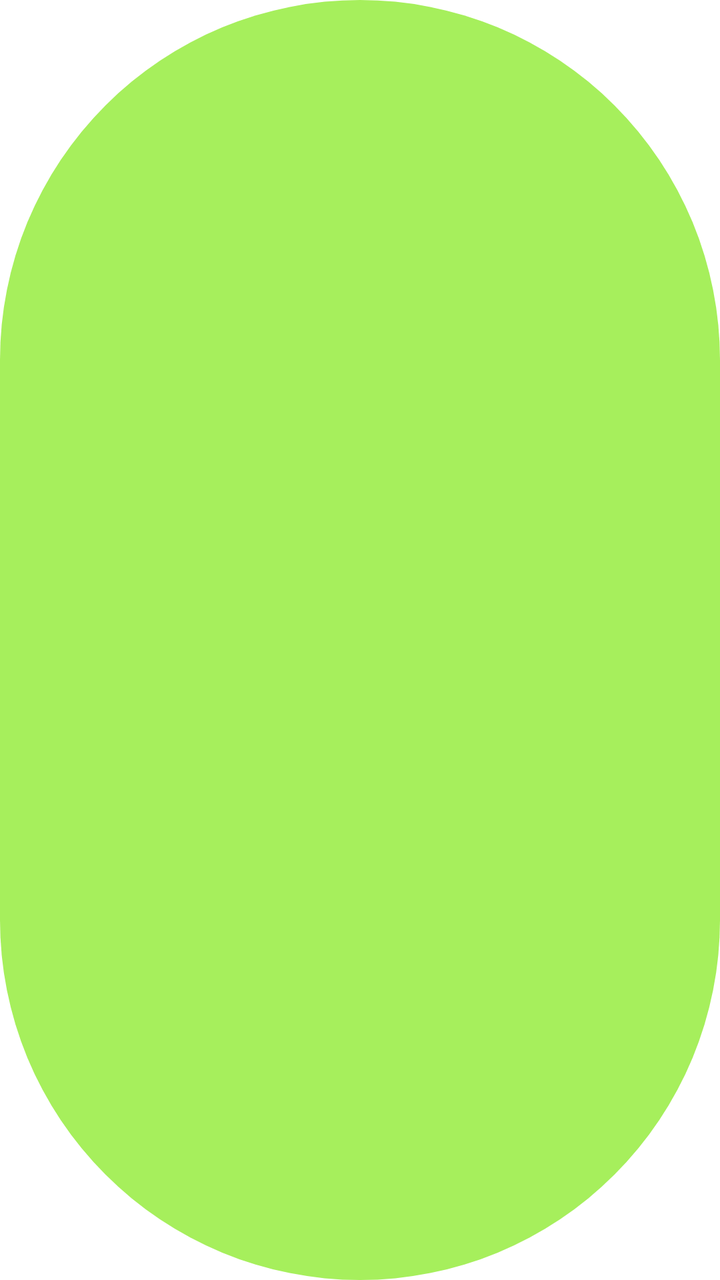
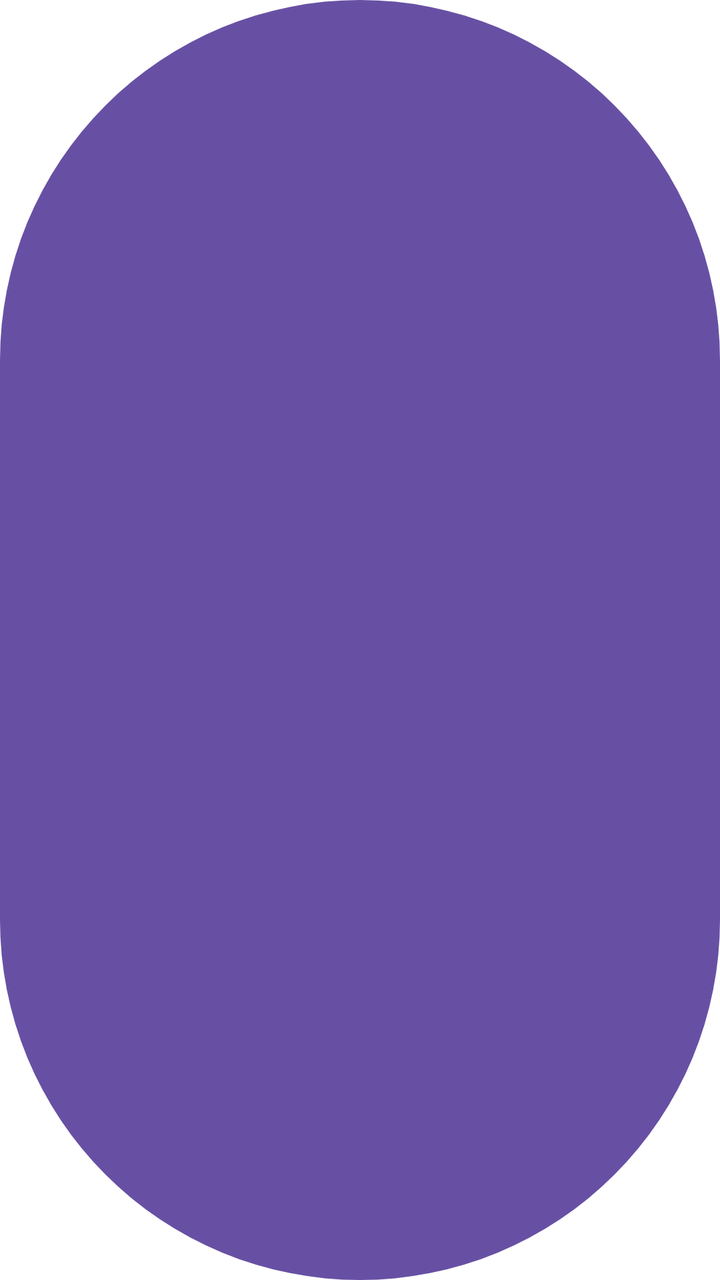

Two renders of the same Android screen: before a commit and after it. Below are the layout's source before the change and the commit's diff.
<!-- AndroidManifest.xml: fallback theme Theme.MaterialComponents.DayNight.NoActionBar -->
<!-- res/layout/wr_button.xml -->
<?xml version="1.0" encoding="utf-8"?>
<TextView xmlns:android="http://schemas.android.com/apk/res/android"
  android:id="@+id/wr_button"
  android:layout_width="wrap_content"
  android:layout_height="wrap_content"
  android:background="@drawable/wr_button_bg"
  android:maxLines="1"
  android:paddingHorizontal="14dp"
  android:paddingVertical="6dp"
  android:textColor="#070C09"
  android:textSize="13sp"
  android:textStyle="bold" />
<!-- resources referenced by this layout -->
<resources>
  <!-- drawable wr_button_bg (drawable) -->
  <?xml version="1.0" encoding="utf-8"?>
  <shape xmlns:android="http://schemas.android.com/apk/res/android" android:shape="rectangle">
    <solid android:color="#A6EF5C" />
    <corners android:radius="999dp" />
  </shape>
</resources>

<!-- the commit's change to res/layout/wr_button.xml (unified diff, before → after) -->
@@ -2,11 +2,10 @@
 <TextView xmlns:android="http://schemas.android.com/apk/res/android"
   android:id="@+id/wr_button"
   android:layout_width="wrap_content"
-  android:layout_height="wrap_content"
+  android:layout_height="48dp"
   android:background="@drawable/wr_button_bg"
   android:maxLines="1"
-  android:paddingHorizontal="14dp"
-  android:paddingVertical="6dp"
-  android:textColor="#070C09"
-  android:textSize="13sp"
-  android:textStyle="bold" />
+  android:paddingHorizontal="16dp"
+  android:textColor="#FFFFFF"
+  android:textSize="14sp"
+  android:textStyle="normal" />
<!-- resource entries referenced after the edit -->
@@ -3,7 +3,7 @@
   <!-- drawable wr_button_bg (drawable) -->
   <?xml version="1.0" encoding="utf-8"?>
   <shape xmlns:android="http://schemas.android.com/apk/res/android" android:shape="rectangle">
-    <solid android:color="#A6EF5C" />
+    <solid android:color="#6750A4" />
     <corners android:radius="999dp" />
   </shape>
 </resources>
